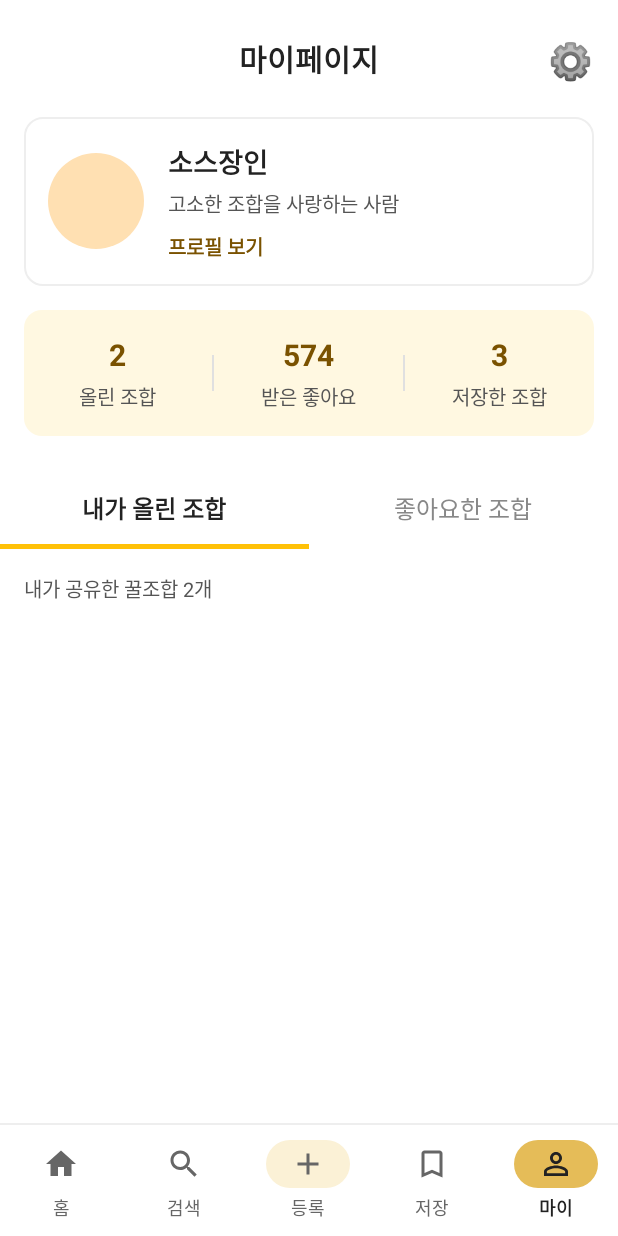
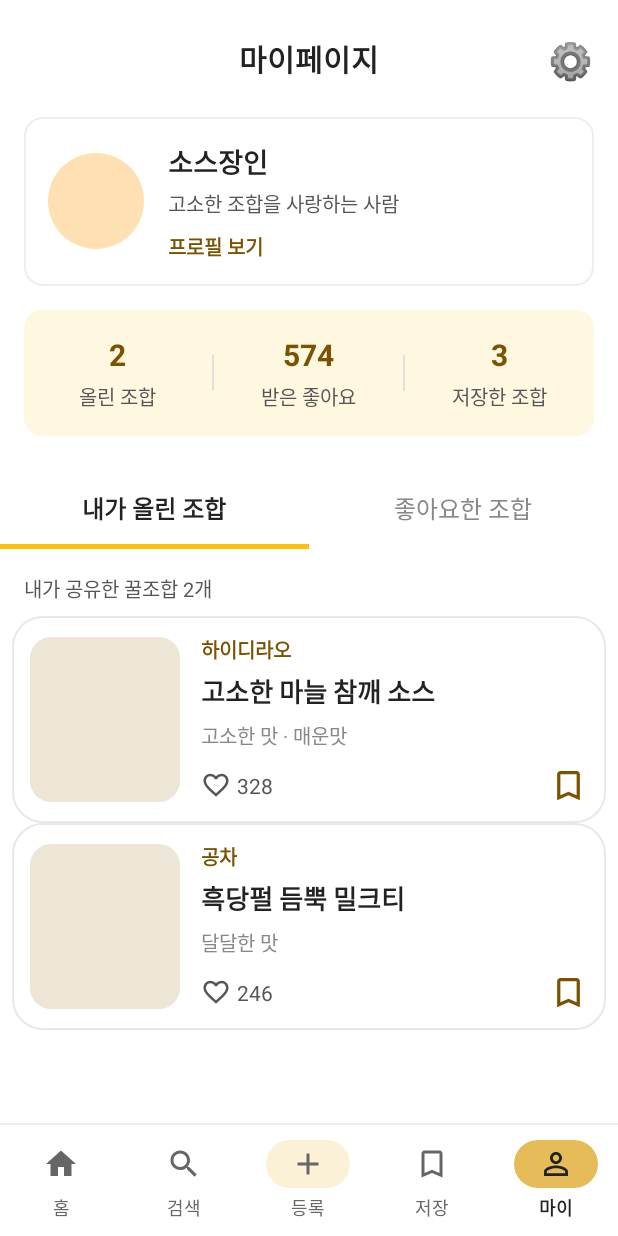
Before and after one commit to lulu123456857/MP_Customer, an Android app: the MyPageActivity screen opened directly, with no data from a screen before it, on a phone screen of 412 x 824 dp. Run offline under Robolectric (Android 15) with nearby library versions, the phone set to English and light mode, and no system bars.

Commit message:
마이페이지, 내 프로필 화면 구현 수정

```diff
--- a/app/src/main/java/com/example/mp_customer/MyPageActivity.kt
+++ b/app/src/main/java/com/example/mp_customer/MyPageActivity.kt
@@ -12,6 +12,7 @@ import androidx.appcompat.app.AppCompatActivity
 import androidx.core.content.edit
 import androidx.core.view.ViewCompat
 import androidx.core.view.WindowInsetsCompat
+import androidx.recyclerview.widget.LinearLayoutManager
 import androidx.recyclerview.widget.RecyclerView
 
 class MyPageActivity : AppCompatActivity() {
@@ -24,10 +25,14 @@ class MyPageActivity : AppCompatActivity() {
     lateinit var tvCountPost: TextView
     lateinit var tvCountLike: TextView
     lateinit var tvCountSave: TextView
+    lateinit var statSave: LinearLayout
     lateinit var tabMyPost: TextView
     lateinit var tabLikedPost: TextView
     lateinit var tvListHeader: TextView
     lateinit var recyclerRecipe: RecyclerView
+
+    // 리스트 어댑터
+    lateinit var adapter: RecipeAdapter
 
     // 하단 메뉴
     lateinit var navHome: LinearLayout
@@ -54,6 +59,7 @@ class MyPageActivity : AppCompatActivity() {
         tvCountPost = findViewById(R.id.tvCountPost)
         tvCountLike = findViewById(R.id.tvCountLike)
         tvCountSave = findViewById(R.id.tvCountSave)
+        statSave = findViewById(R.id.statSave)
         tabMyPost = findViewById(R.id.tabMyPost)
         tabLikedPost = findViewById(R.id.tabLikedPost)
         tvListHeader = findViewById(R.id.tvListHeader)
@@ -63,6 +69,9 @@ class MyPageActivity : AppCompatActivity() {
         navSearch = findViewById(R.id.navSearch)
         navAdd = findViewById(R.id.navAdd)
         navSave = findViewById(R.id.navSave)
+
+        // 저장된 프로필(닉네임/소개글) 불러오기
+        loadProfile()
 
         // 2. 설정 아이콘 클릭 → 아래에 '로그아웃' 칸 표시
         btnSetting.setOnClickListener {
@@ -75,7 +84,7 @@ class MyPageActivity : AppCompatActivity() {
             popup.show()
         }
 
-        // 3. 프로필 보기 클릭 → 내 프로필 화면으로 이동
+        // 3. 프로필 보기 클릭 → 내 프로필 화면으로 이동 (수정은 프로필 화면에서)
         btnEditProfile.setOnClickListener {
             val intent = Intent(this, ProfileActivity::class.java)
             intent.putExtra("nickname", tvNickname.text.toString())
@@ -83,30 +92,28 @@ class MyPageActivity : AppCompatActivity() {
             startActivity(intent)
         }
 
-        // 4. 상단 탭 메뉴 전환 (내가 올린 조합 / 좋아요한 조합)
-        tabMyPost.setOnClickListener {
-            tabMyPost.setTextColor(Color.parseColor("#222222"))
-            tabMyPost.paint.isFakeBoldText = true
+        // 4. 리스트 연결 (RecyclerView + 어댑터 + 레이아웃 매니저)
+        adapter = RecipeAdapter(emptyList()) { recipe ->
+            val intent = Intent(this, DetailActivity::class.java)
+            intent.putExtra("recipeId", recipe.id) // DetailActivity에서 받는 키에 맞게 수정
+            startActivity(intent)
+        }
+        recyclerRecipe.layoutManager = LinearLayoutManager(this)
+        recyclerRecipe.adapter = adapter
 
-            tabLikedPost.setTextColor(Color.parseColor("#888888"))
-            tabLikedPost.paint.isFakeBoldText = false
+        // 5. 상단 탭 메뉴 전환 (내가 올린 조합 / 좋아요한 조합)
+        tabMyPost.setOnClickListener { showMyPosts() }
+        tabLikedPost.setOnClickListener { showSavedPosts() }
 
-            tvListHeader.text = "내가 공유한 꿀조합 2개"
-            Toast.makeText(this, "내가 올린 조합 탭", Toast.LENGTH_SHORT).show()
+        // 처음 화면은 '내가 올린 조합' 탭
+        showMyPosts()
+
+        // 6. 통계의 '저장한 조합' 클릭 → 저장(보관함) 화면으로 이동
+        statSave.setOnClickListener {
+            startActivity(Intent(this, SavedActivity::class.java))
         }
 
-        tabLikedPost.setOnClickListener {
-            tabLikedPost.setTextColor(Color.parseColor("#222222"))
-            tabLikedPost.paint.isFakeBoldText = true
-
-            tabMyPost.setTextColor(Color.parseColor("#888888"))
-            tabMyPost.paint.isFakeBoldText = false
-
-            tvListHeader.text = "좋아요한 꿀조합 목록"
-            Toast.makeText(this, "좋아요한 조합 탭", Toast.LENGTH_SHORT).show()
-        }
-
-        // 5. 하단 메뉴 (마이는 현재 화면이라 동작 없음)
+        // 7. 하단 메뉴 (마이는 현재 화면이라 동작 없음)
         navHome.setOnClickListener {
             val intent = Intent(this, MainActivity::class.java)
             intent.flags = Intent.FLAG_ACTIVITY_CLEAR_TOP or Intent.FLAG_ACTIVITY_SINGLE_TOP
@@ -123,6 +130,53 @@ class MyPageActivity : AppCompatActivity() {
         }
     }
 
+    // 프로필 화면에서 수정하고 돌아오면 닉네임/소개글 갱신
+    override fun onResume() {
+        super.onResume()
+        loadProfile()
+    }
+
+    // 저장된 닉네임/소개글을 화면에 표시 (없으면 기본값 유지)
+    private fun loadProfile() {
+        val prefs = getSharedPreferences("AppPrefs", MODE_PRIVATE)
+        tvNickname.text = prefs.getString("NICKNAME", "소스장인")
+        tvProfileMsg.text = prefs.getString("PROFILE_MSG", "고소한 조합을 사랑하는 사람")
+    }
+
+    // '내가 올린 조합' 탭 표시
+    private fun showMyPosts() {
+        tabMyPost.setTextColor(Color.parseColor("#222222"))
+        tabMyPost.paint.isFakeBoldText = true
+        tabLikedPost.setTextColor(Color.parseColor("#888888"))
+        tabLikedPost.paint.isFakeBoldText = false
+
+        val list = loadMyPosts()
+        tvListHeader.text = "내가 공유한 꿀조합 ${list.size}개"
+        adapter.submit(list)
+    }
+
+    // '저장한(좋아요한) 조합' 탭 표시
+    private fun showSavedPosts() {
+        tabLikedPost.setTextColor(Color.parseColor("#222222"))
+        tabLikedPost.paint.isFakeBoldText = true
+        tabMyPost.setTextColor(Color.parseColor("#888888"))
+        tabMyPost.paint.isFakeBoldText = false
+
+        val list = loadSavedPosts()
+        tvListHeader.text =
+            if (list.isEmpty()) "아직 저장한 꿀조합이 없어요" else "저장한 꿀조합 ${list.size}개"
+        adapter.submit(list)
+    }
+
+    // TODO: 실제 저장소(SharedPreferences / DB 등)에서 읽어오도록 교체
+    private fun loadMyPosts(): List<RecipeCard> = listOf(
+        RecipeCard(1, "고소한 마늘 참깨 소스", "하이디라오", "고소한 맛 · 매운맛", 328),
+        RecipeCard(2, "흑당펄 듬뿍 밀크티", "공차", "달달한 맛", 246)
+    )
+
+    // TODO: 실제 저장 데이터로 교체. 지금은 가짜 데이터 대신 빈 목록
+    private fun loadSavedPosts(): List<RecipeCard> = emptyList()
+
     // 로그아웃: 로그인 상태 지우고 홈으로 이동
     private fun logout() {
         getSharedPreferences("AppPrefs", MODE_PRIVATE).edit {
--- /dev/null
+++ b/app/src/main/java/com/example/mp_customer/RecipeAdapter.kt
@@ -0,0 +1,58 @@
+package com.example.mp_customer
+
+import android.view.LayoutInflater
+import android.view.View
+import android.view.ViewGroup
+import android.widget.ImageView
+import android.widget.TextView
+import androidx.recyclerview.widget.RecyclerView
+
+// 목록 카드에 보여줄 정보 (기존 Recipe 클래스와 이름이 겹치지 않게 RecipeCard로 함)
+data class RecipeCard(
+    val id: Int,
+    val name: String,
+    val brand: String,
+    val tastes: String,
+    val likes: Int,
+    val saved: Boolean = false   // 저장 여부
+)
+
+class RecipeAdapter(
+    private var items: List<RecipeCard>,
+    private val onClick: (RecipeCard) -> Unit
+) : RecyclerView.Adapter<RecipeAdapter.VH>() {
+
+    class VH(view: View) : RecyclerView.ViewHolder(view) {
+        val imgCard: ImageView = view.findViewById(R.id.imgCard)
+        val brand: TextView = view.findViewById(R.id.txtCardBrand)
+        val name: TextView = view.findViewById(R.id.txtCardName)
+        val tastes: TextView = view.findViewById(R.id.txtCardTastes)
+        val likes: TextView = view.findViewById(R.id.txtCardLikes)
+        val imgSave: ImageView = view.findViewById(R.id.imgCardSave)
+    }
+
+    override fun onCreateViewHolder(parent: ViewGroup, viewType: Int): VH {
+        val view = LayoutInflater.from(parent.context)
+            .inflate(R.layout.item_recipe_card, parent, false)
+        return VH(view)
+    }
+
+    override fun onBindViewHolder(holder: VH, position: Int) {
+        val r = items[position]
+        holder.brand.text = r.brand
+        holder.name.text = r.name
+        holder.tastes.text = r.tastes
+        holder.likes.text = r.likes.toString()
+        holder.imgSave.setImageResource(
+            if (r.saved) R.drawable.ic_bookmark else R.drawable.ic_bookmark_border
+        )
+        holder.itemView.setOnClickListener { onClick(r) }
+    }
+
+    override fun getItemCount() = items.size
+
+    fun submit(newItems: List<RecipeCard>) {
+        items = newItems
+        notifyDataSetChanged()
+    }
+}
--- a/app/src/main/res/layout/activity_mypage.xml
+++ b/app/src/main/res/layout/activity_mypage.xml
@@ -172,10 +172,15 @@
             android:layout_gravity="center"
             android:background="#E0E0E0" />
 
+        <!-- 저장한 조합 (클릭 가능) -->
         <LinearLayout
+            android:id="@+id/statSave"
             android:layout_width="0dp"
             android:layout_height="wrap_content"
             android:layout_weight="1"
+            android:background="?attr/selectableItemBackground"
+            android:clickable="true"
+            android:focusable="true"
             android:gravity="center"
             android:orientation="vertical">
 
```
Also changed, not shown: app/src/main/java/com/example/mp_customer/ProfileActivity.kt (+68 -6 lines).
